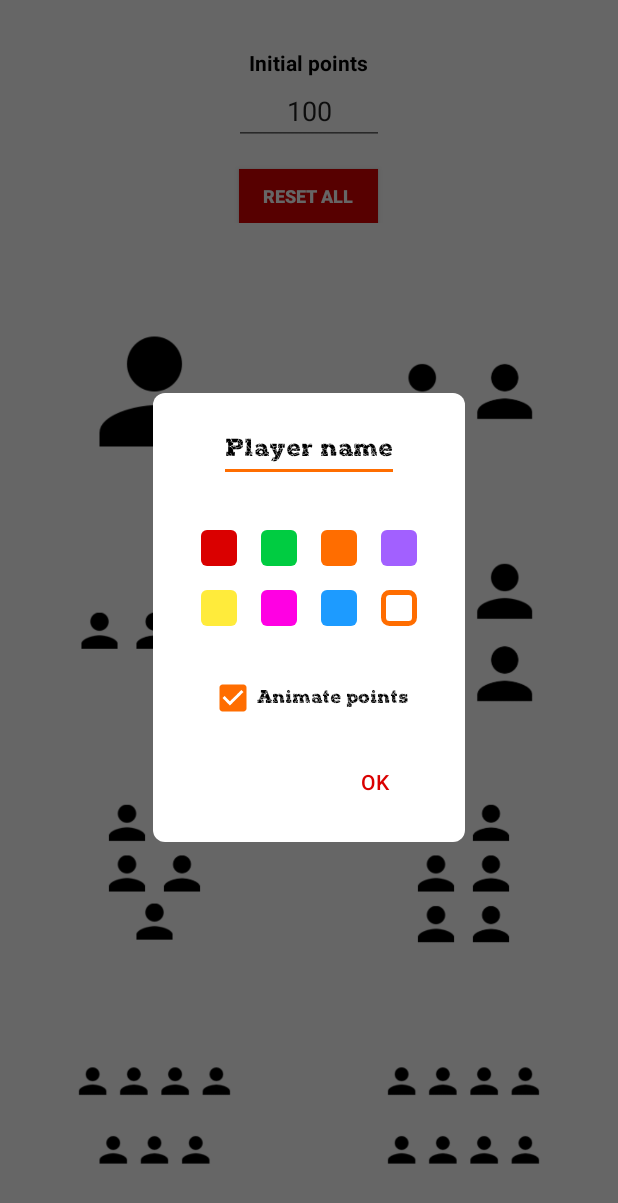
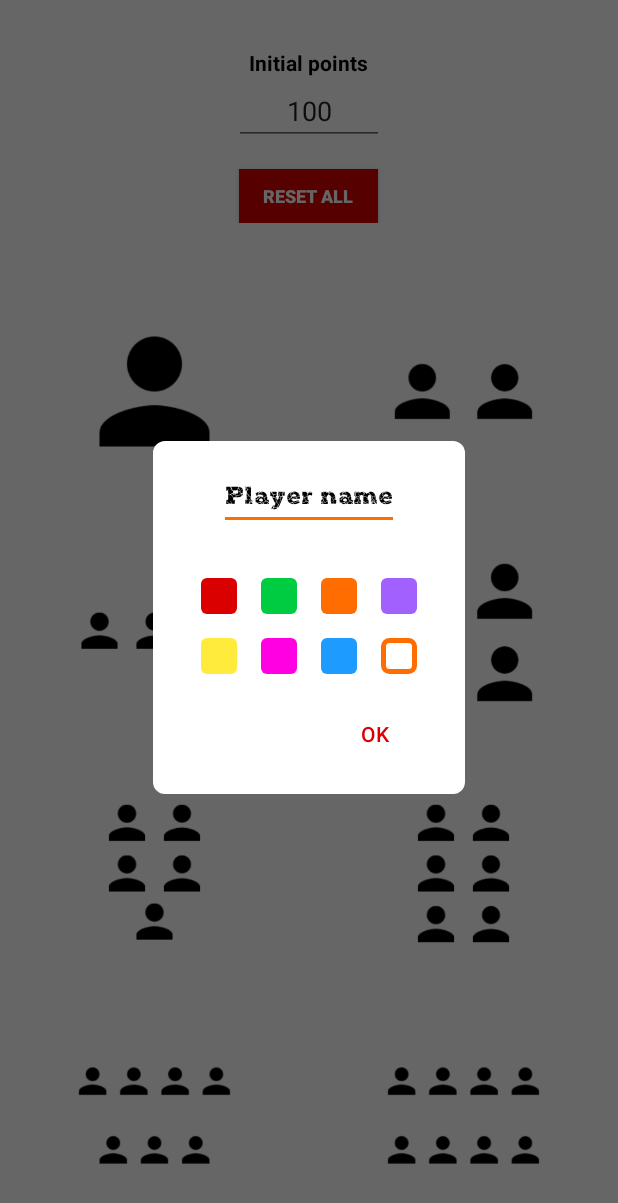
Before and after one commit to ernestovega/PointScorer, an Android app: the fragment PlayerSettingsDialogFragment placed in its activity, on a phone screen of 412 x 824 dp. Shown: the top 1203 px of the screen. Run offline under Robolectric (Android 15) with nearby library versions, the phone set to English and light mode, and no system bars; our stand-ins replace Dagger/Hilt's generated code.

Commit message:
Removed player points animation

```diff
--- a/app/src/main/java/com/etologic/pointscorer/app/main/fragments/player/PlayerSettingsDialogFragment.kt
+++ b/app/src/main/java/com/etologic/pointscorer/app/main/fragments/player/PlayerSettingsDialogFragment.kt
@@ -19,21 +19,17 @@ class PlayerSettingsDialogFragment : DialogFragment() {
         const val TAG = "PlayerSettingsDialogFragment"
         const val KEY_INITIAL_COLOR = "key_initial_color"
         const val KEY_INITIAL_NAME = "key_initial_name"
-        const val KEY_USE_ANIMATION = "key_use_animation"
     }
 
     interface PlayerDialogListener {
-
         fun onColorChanged(color: Int)
         fun onNameChanged(name: String)
-        fun onUseAnimationChanged(animate: Boolean)
     }
 
     private var _binding: GamePlayerSettingsDialogFragmentBinding? = null
     private val binding get() = _binding!!
     private var initialColor: Int? = null
     private var initialName: String? = null
-    private var useAnimation: Boolean = true
     private var playerDialogListener: PlayerDialogListener? = null
     private var redColor: Int? = null
     private var orangeColor: Int? = null
@@ -67,7 +63,6 @@ class PlayerSettingsDialogFragment : DialogFragment() {
         initValues()
         initName()
         selectColor(initialColor)
-        markUseAnimation(useAnimation)
         initListeners()
         binding.etName.requestFocus()
     }
@@ -93,7 +88,6 @@ class PlayerSettingsDialogFragment : DialogFragment() {
         arguments?.let { arguments ->
             initialColor = whiteColor?.let { arguments.getInt(KEY_INITIAL_COLOR, it) }
             initialName = arguments.getString(KEY_INITIAL_NAME, getString(R.string.player_name))
-            useAnimation = arguments.getBoolean(KEY_USE_ANIMATION, true)
         }
     }
 
@@ -155,10 +149,6 @@ class PlayerSettingsDialogFragment : DialogFragment() {
         }
     }
 
-    private fun markUseAnimation(animate: Boolean) {
-        binding.cbUseAnimation.isChecked = animate
-    }
-
     private fun initListeners() {
         with(binding) {
             etName.doOnTextChanged { text, _, _, _ -> playerDialogListener?.onNameChanged((text ?: "").toString()) }
@@ -196,10 +186,6 @@ class PlayerSettingsDialogFragment : DialogFragment() {
                 whiteColor?.let { color -> playerDialogListener?.onColorChanged(color) }
             }
 
-            cbUseAnimation.setOnCheckedChangeListener { _, isChecked ->
-                playerDialogListener?.onUseAnimationChanged(isChecked)
-            }
-
             btOk.setOnClickListener {
                 etName.hideKeyboard()
                 dismiss()
--- a/app/src/main/java/com/etologic/pointscorer/data/repositories/players/PlayersMemoryDataSource.kt
+++ b/app/src/main/java/com/etologic/pointscorer/data/repositories/players/PlayersMemoryDataSource.kt
@@ -9,7 +9,6 @@ class PlayersMemoryDataSource
     private var playersPoints: MutableMap<Int, Int> = mutableMapOf()
     private var playersNames: MutableMap<Int, String> = mutableMapOf()
     private var playersColors: MutableMap<Int, Int> = mutableMapOf()
-    private var playersAnimatePoints: MutableMap<Int, Boolean> = mutableMapOf()
 
     fun getInitialPoints() = initialPoints
 
@@ -18,8 +17,6 @@ class PlayersMemoryDataSource
     fun getPlayerName(playerId: Int) = playersNames[playerId]
 
     fun getPlayerColor(playerId: Int) = playersColors[playerId]
-
-    fun getPlayerAnimatePoints(playerId: Int) = playersAnimatePoints[playerId]
 
     fun saveInitialPoints(initialPoints: Int) {
         this.initialPoints = initialPoints
@@ -37,7 +34,4 @@ class PlayersMemoryDataSource
         playersColors[playerId] = color
     }
 
-    fun savePlayerAnimatePoints(playerId: Int, animate: Boolean) {
-        playersAnimatePoints[playerId] = animate
-    }
 }
--- a/app/src/main/res/layout/game_player_settings_dialog_fragment.xml
+++ b/app/src/main/res/layout/game_player_settings_dialog_fragment.xml
@@ -130,17 +130,6 @@
 
             </LinearLayout>
 
-            <androidx.appcompat.widget.AppCompatCheckBox
-                android:id="@+id/cbUseAnimation"
-                android:layout_width="wrap_content"
-                android:layout_height="wrap_content"
-                android:layout_marginTop="32dp"
-                app:buttonTint="@color/colorAccent"
-                android:fontFamily="@font/rock_on"
-                android:text="@string/animate_points"
-                android:textColor="@color/black"
-                android:textSize="12sp" />
-
             <androidx.appcompat.widget.AppCompatButton
                 android:id="@+id/btOk"
                 style="?borderlessButtonStyle"
```
Also changed, not shown: app/src/main/java/com/etologic/pointscorer/app/main/fragments/player/PlayerFragment.kt (+1 -14 lines), app/src/main/java/com/etologic/pointscorer/app/main/fragments/player/PlayerFragmentViewModel.kt (+0 -9 lines), app/src/main/java/com/etologic/pointscorer/app/utils/MyAnimationUtils.kt (+0 -18 lines), app/src/main/java/com/etologic/pointscorer/data/repositories/players/PlayersRepository.kt (+0 -10 lines), app/src/main/java/com/etologic/pointscorer/data/repositories/players/PlayersSharedPrefsDataSource.kt (+0 -14 lines), app/src/main/res/layout/game_player_fragment.xml (+0 -7 lines).
